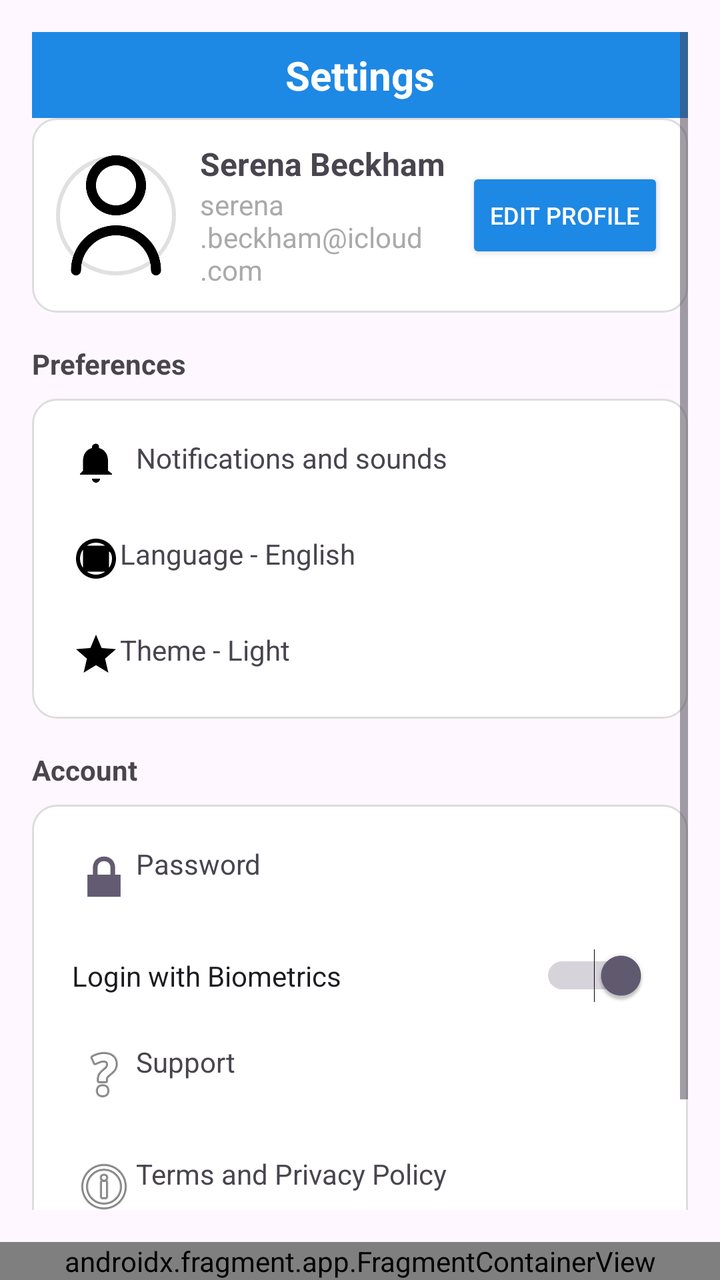
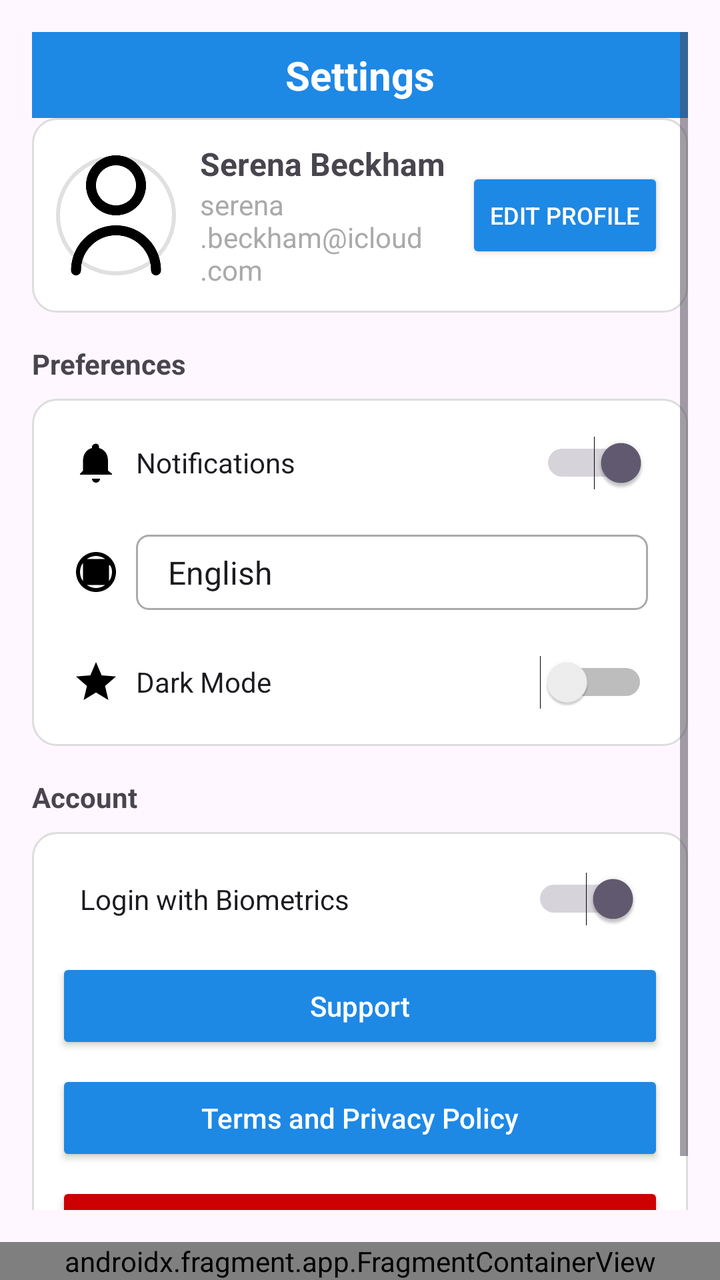

Before-and-after screenshots of an Android layout around one commit, followed by the original layout XML and the change that was made.
<!-- AndroidManifest.xml: application theme Theme.AcadenceApp -->
<!-- res/layout/activity_settings.xml -->
<?xml version="1.0" encoding="utf-8"?>
<androidx.constraintlayout.widget.ConstraintLayout xmlns:android="http://schemas.android.com/apk/res/android"
    xmlns:app="http://schemas.android.com/apk/res-auto"
    android:layout_width="match_parent"
    android:layout_height="match_parent">

    
    <ScrollView
        android:id="@+id/SettingsPage"
        android:layout_width="0dp"
        android:layout_height="0dp"
        android:padding="16dp"
        app:layout_constraintTop_toTopOf="parent"
        app:layout_constraintBottom_toTopOf="@id/navbar_container"
        app:layout_constraintStart_toStartOf="parent"
        app:layout_constraintEnd_toEndOf="parent">

        <LinearLayout
            android:layout_width="match_parent"
            android:layout_height="wrap_content"
            android:orientation="vertical">

            
            <TextView
                android:id="@+id/settings_title"
                android:layout_width="match_parent"
                android:layout_height="wrap_content"
                android:text="Settings"
                android:textSize="20sp"
                android:textStyle="bold"
                android:gravity="center"
                android:padding="8dp"
                android:background="@color/blue"
                android:textColor="@android:color/white" />

            
            <LinearLayout
                android:layout_width="match_parent"
                android:layout_height="wrap_content"
                android:orientation="horizontal"
                android:gravity="center_vertical"
                android:padding="12dp"
                android:background="@drawable/rounded_card">

                <ImageView
                    android:id="@+id/profile_image"
                    android:layout_width="60dp"
                    android:layout_height="60dp"
                    android:src="@drawable/user"
                    android:scaleType="centerCrop"
                    android:background="@drawable/circle_background"
                    android:contentDescription="Profile picture" />

                <LinearLayout
                    android:layout_width="0dp"
                    android:layout_height="wrap_content"
                    android:layout_weight="1"
                    android:orientation="vertical"
                    android:paddingStart="12dp">

                    <TextView
                        android:id="@+id/profile_name"
                        android:layout_width="wrap_content"
                        android:layout_height="wrap_content"
                        android:text="Serena Beckham"
                        android:textSize="16sp"
                        android:textStyle="bold" />

                    <TextView
                        android:id="@+id/profile_email"
                        android:layout_width="wrap_content"
                        android:layout_height="wrap_content"
                        android:text="serena.beckham@icloud.com"
                        android:textSize="14sp"
                        android:textColor="@android:color/darker_gray" />
                </LinearLayout>

                <Button
                    android:id="@+id/edit_profile_button"
                    android:layout_width="wrap_content"
                    android:layout_height="wrap_content"
                    android:text="Edit Profile"
                    android:textSize="12sp"
                    android:backgroundTint="@color/blue"
                    android:textColor="@android:color/white" />
            </LinearLayout>

            
            <TextView
                android:layout_width="match_parent"
                android:layout_height="wrap_content"
                android:text="Preferences"
                android:textStyle="bold"
                android:paddingTop="16dp"
                android:paddingBottom="8dp" />

            <LinearLayout
                android:layout_width="match_parent"
                android:layout_height="wrap_content"
                android:orientation="vertical"
                android:background="@drawable/rounded_card">

                
                <TextView
                    android:layout_width="match_parent"
                    android:layout_height="wrap_content"
                    android:drawableStart="@drawable/ic_notfication"
                    android:drawablePadding="8dp"
                    android:text="Notifications and sounds"
                    android:padding="12dp" />

                
                <TextView
                    android:layout_width="match_parent"
                    android:layout_height="wrap_content"
                    android:drawableStart="@drawable/ic_globe"
                    android:text="Language - English"
                    android:padding="12dp" />

                
                <TextView
                    android:layout_width="match_parent"
                    android:layout_height="wrap_content"
                    android:drawableStart="@drawable/ic_star"
                    android:text="Theme - Light"
                    android:padding="12dp" />
            </LinearLayout>

            
            <TextView
                android:layout_width="match_parent"
                android:layout_height="wrap_content"
                android:text="Account"
                android:textStyle="bold"
                android:paddingTop="16dp"
                android:paddingBottom="8dp" />

            <LinearLayout
                android:layout_width="match_parent"
                android:layout_height="wrap_content"
                android:orientation="vertical"
                android:background="@drawable/rounded_card">

                <TextView
                    android:layout_width="match_parent"
                    android:layout_height="wrap_content"
                    android:drawableStart="@android:drawable/ic_lock_lock"
                    android:text="Password"
                    android:padding="12dp" />

                <Switch
                    android:layout_width="match_parent"
                    android:layout_height="wrap_content"
                    android:text="Login with Biometrics"
                    android:checked="true"
                    android:padding="12dp" />

                <TextView
                    android:layout_width="match_parent"
                    android:layout_height="wrap_content"
                    android:drawableStart="@android:drawable/ic_menu_help"
                    android:text="Support"
                    android:padding="12dp" />

                <TextView
                    android:layout_width="match_parent"
                    android:layout_height="wrap_content"
                    android:drawableStart="@android:drawable/ic_menu_info_details"
                    android:text="Terms and Privacy Policy"
                    android:padding="12dp" />

                <TextView
                    android:layout_width="match_parent"
                    android:layout_height="wrap_content"
                    android:drawableStart="@android:drawable/ic_menu_close_clear_cancel"
                    android:text="Logout"
                    android:textColor="@android:color/holo_red_dark"
                    android:padding="12dp" />
            </LinearLayout>

        </LinearLayout>
    </ScrollView>

    
    <androidx.fragment.app.FragmentContainerView
        android:id="@+id/navbar_container"
        android:name="com.example.acadenceapp.NavbarFragment"
        android:layout_width="0dp"
        android:layout_height="wrap_content"
        app:layout_constraintBottom_toBottomOf="parent"
        app:layout_constraintStart_toStartOf="parent"
        app:layout_constraintEnd_toEndOf="parent" />

</androidx.constraintlayout.widget.ConstraintLayout>
<!-- resources referenced by this layout -->
<resources>
  <color name="blue">#1E88E5</color>
  <!-- drawable circle_background (drawable) -->
  <?xml version="1.0" encoding="utf-8"?>
  <shape xmlns:android="http://schemas.android.com/apk/res/android"
      android:shape="oval">
      <solid android:color="@android:color/white" />
      <stroke
          android:width="2dp"
          android:color="#E0E0E0" />
  </shape>
  <!-- drawable ic_globe (drawable) -->
  <?xml version="1.0" encoding="utf-8"?>
  <vector xmlns:android="http://schemas.android.com/apk/res/android"
      android:width="24dp"
      android:height="24dp"
      android:viewportWidth="24"
      android:viewportHeight="24">
      <path
          android:fillColor="@android:color/black"
          android:pathData="M12,2C6.48,2 2,6.48 2,12s4.48,10 10,10 10,-4.48 10,-10S17.52,2 12,2zm0,2c1.71,0 3.29,0.56 4.56,1.5h-9.12C8.71,4.56 10.29,4 12,4zm-8,8c0,-1.71 0.56,-3.29 1.5,-4.56v9.12C4.56,15.29 4,13.71 4,12zm8,8c-1.71,0 -3.29,-0.56 -4.56,-1.5h9.12C15.29,19.44 13.71,20 12,20zm6.5,-2.44v-9.12C19.44,8.71 20,10.29 20,12s-0.56,3.29 -1.5,4.56z"/>
  </vector>
  <!-- drawable ic_notfication (drawable) -->
  <?xml version="1.0" encoding="utf-8"?>
  <vector xmlns:android="http://schemas.android.com/apk/res/android"
      android:width="24dp"
      android:height="24dp"
      android:viewportWidth="24"
      android:viewportHeight="24">
      <path
          android:fillColor="@android:color/black"
          android:pathData="M12,22c1.1,0 2,-0.9 2,-2h-4c0,1.1 0.9,2 2,2zm6,-6v-5c0,-3.07 -1.63,-5.64 -4.5,-6.32V4c0,-0.83 -0.67,-1.5 -1.5,-1.5S10,3.17 10,4v0.68C7.13,5.36 5.5,7.92 5.5,11v5l-1.5,1.5v0.5h16v-0.5L18,16z"/>
  </vector>
  <!-- drawable ic_star (drawable) -->
  <?xml version="1.0" encoding="utf-8"?>
  <vector xmlns:android="http://schemas.android.com/apk/res/android"
      android:width="24dp"
      android:height="24dp"
      android:viewportWidth="24"
      android:viewportHeight="24">
      <path
          android:fillColor="@android:color/black"
          android:pathData="M12,17.27L18.18,21l-1.64,-7.03
              L22,9.24l-7.19,-0.61L12,2 9.19,8.63
              2,9.24l5.46,4.73L5.82,21z"/>
  </vector>
  <!-- drawable rounded_card (drawable) -->
  <?xml version="1.0" encoding="utf-8"?>
  <shape xmlns:android="http://schemas.android.com/apk/res/android"
      android:shape="rectangle">
  
      
      <solid android:color="@android:color/white" />
  
      
      <stroke
          android:width="1dp"
          android:color="#DDDDDD" /> 
  
      
      <corners android:radius="12dp" />
  
      
      <padding
          android:left="8dp"
          android:top="8dp"
          android:right="8dp"
          android:bottom="8dp" />
  
  </shape>
  <!-- drawable user: png bitmap (drawable, 12737 bytes) -->
  <style name="Theme.AcadenceApp" parent="Base.Theme.AcadenceApp" />
  <style name="Base.Theme.AcadenceApp" parent="Theme.Material3.DayNight.NoActionBar">
          <item name="colorPrimary">#0066FF</item>   
          <item name="colorPrimaryVariant">#004C99</item> 
          <item name="colorOnPrimary">#FFFFFF</item> 
      </style>
</resources>

<!-- the commit's change to res/layout/activity_settings.xml (unified diff, before → after) -->
@@ -101,28 +101,49 @@
                 android:background="@drawable/rounded_card">
 
                 
-                <TextView
+                <Switch
+                    android:id="@+id/switch_notifications"
                     android:layout_width="match_parent"
                     android:layout_height="wrap_content"
                     android:drawableStart="@drawable/ic_notfication"
                     android:drawablePadding="8dp"
-                    android:text="Notifications and sounds"
+                    android:text="Notifications"
+                    android:checked="true"
                     android:padding="12dp" />
 
                 
-                <TextView
-                    android:layout_width="match_parent"
-                    android:layout_height="wrap_content"
-                    android:drawableStart="@drawable/ic_globe"
-                    android:text="Language - English"
-                    android:padding="12dp" />
-
-                
-                <TextView
+                <LinearLayout
+                    android:layout_width="match_parent"
+                    android:layout_height="wrap_content"
+                    android:orientation="horizontal"
+                    android:padding="12dp"
+                    android:gravity="center_vertical">
+
+                    <ImageView
+                        android:layout_width="24dp"
+                        android:layout_height="24dp"
+                        android:src="@drawable/ic_globe"
+                        android:layout_marginEnd="8dp"
+                        android:contentDescription="Language Icon" />
+
+                    <Spinner
+                        android:id="@+id/spinner_language"
+                        android:layout_width="match_parent"
+                        android:layout_height="wrap_content"
+                        android:background="@drawable/spinner_outline"
+                        android:entries="@array/languages"
+                        android:padding="8dp" />
+                </LinearLayout>
+
+                
+                <Switch
+                    android:id="@+id/switch_theme"
                     android:layout_width="match_parent"
                     android:layout_height="wrap_content"
                     android:drawableStart="@drawable/ic_star"
-                    android:text="Theme - Light"
+                    android:drawablePadding="8dp"
+                    android:text="Dark Mode"
+                    android:checked="false"
                     android:padding="12dp" />
             </LinearLayout>
 
@@ -139,43 +160,50 @@
                 android:layout_width="match_parent"
                 android:layout_height="wrap_content"
                 android:orientation="vertical"
-                android:background="@drawable/rounded_card">
-
-                <TextView
-                    android:layout_width="match_parent"
-                    android:layout_height="wrap_content"
-                    android:drawableStart="@android:drawable/ic_lock_lock"
-                    android:text="Password"
-                    android:padding="12dp" />
-
+                android:background="@drawable/rounded_card"
+                android:padding="12dp">
+
+                
                 <Switch
+                    android:id="@+id/switch_biometrics"
                     android:layout_width="match_parent"
                     android:layout_height="wrap_content"
                     android:text="Login with Biometrics"
                     android:checked="true"
                     android:padding="12dp" />
 
-                <TextView
-                    android:layout_width="match_parent"
-                    android:layout_height="wrap_content"
-                    android:drawableStart="@android:drawable/ic_menu_help"
+                
+                <Button
+                    android:id="@+id/btn_support"
+                    android:layout_width="match_parent"
+                    android:layout_height="wrap_content"
                     android:text="Support"
-                    android:padding="12dp" />
-
-                <TextView
-                    android:layout_width="match_parent"
-                    android:layout_height="wrap_content"
-                    android:drawableStart="@android:drawable/ic_menu_info_details"
+                    android:textAllCaps="false"
+                    android:backgroundTint="@color/blue"
+                    android:textColor="@android:color/white"
+                    android:layout_marginTop="8dp" />
+
+                
+                <Button
+                    android:id="@+id/btn_terms"
+                    android:layout_width="match_parent"
+                    android:layout_height="wrap_content"
                     android:text="Terms and Privacy Policy"
-                    android:padding="12dp" />
-
-                <TextView
-                    android:layout_width="match_parent"
-                    android:layout_height="wrap_content"
-                    android:drawableStart="@android:drawable/ic_menu_close_clear_cancel"
+                    android:textAllCaps="false"
+                    android:backgroundTint="@color/blue"
+                    android:textColor="@android:color/white"
+                    android:layout_marginTop="8dp" />
+
+                
+                <Button
+                    android:id="@+id/btn_logout"
+                    android:layout_width="match_parent"
+                    android:layout_height="wrap_content"
                     android:text="Logout"
-                    android:textColor="@android:color/holo_red_dark"
-                    android:padding="12dp" />
+                    android:textAllCaps="false"
+                    android:backgroundTint="@android:color/holo_red_dark"
+                    android:textColor="@android:color/white"
+                    android:layout_marginTop="8dp" />
             </LinearLayout>
 
         </LinearLayout>
<!-- resource entries referenced after the edit -->
@@ -1,5 +1,9 @@
 <!-- resources referenced by this layout -->
 <resources>
+  <string-array name="languages">
+          <item>English</item>
+          <item>Afrikaans</item>
+      </string-array>
   <color name="blue">#1E88E5</color>
   <!-- drawable circle_background (drawable) -->
   <?xml version="1.0" encoding="utf-8"?>
@@ -69,6 +73,14 @@
           android:bottom="8dp" />
   
   </shape>
+  <!-- drawable spinner_outline (drawable) -->
+  <?xml version="1.0" encoding="utf-8"?>
+  <shape xmlns:android="http://schemas.android.com/apk/res/android"
+      android:shape="rectangle">
+      <solid android:color="@android:color/transparent" />
+      <stroke android:width="1dp" android:color="@android:color/darker_gray" />
+      <corners android:radius="6dp" />
+  </shape>
   <!-- drawable user: png bitmap (drawable, 12737 bytes) -->
   <style name="Theme.AcadenceApp" parent="Base.Theme.AcadenceApp" />
   <style name="Base.Theme.AcadenceApp" parent="Theme.Material3.DayNight.NoActionBar">
